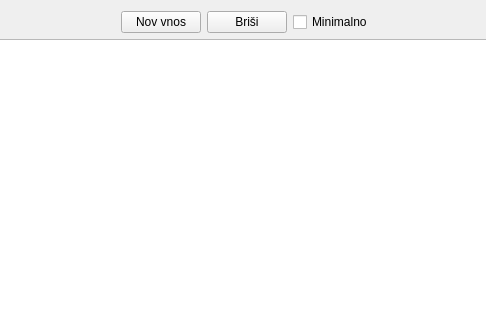
bubi-luka/BubiRacun, file wid_uporabnik.ui: the form before one commit; both pictures show x 183 to 669 and y 0 to 320 of the 859 by 634 pixel window.
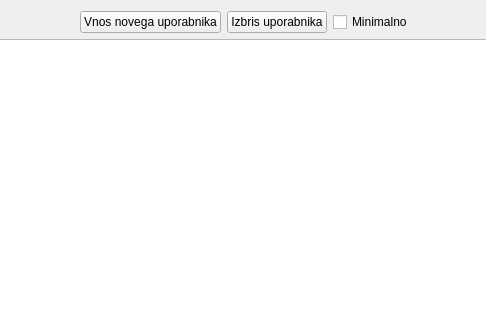
The form after the commit.

```diff
--- a/wid_uporabnik.ui
+++ b/wid_uporabnik.ui
@@ -35,14 +35,14 @@
      <item>
       <widget class="QPushButton" name="btn_nov">
        <property name="text">
-        <string>Nov vnos</string>
+        <string>Vnos novega uporabnika</string>
        </property>
       </widget>
      </item>
      <item>
       <widget class="QPushButton" name="btn_brisi">
        <property name="text">
-        <string>Briši</string>
+        <string>Izbris uporabnika</string>
        </property>
       </widget>
      </item>
```
